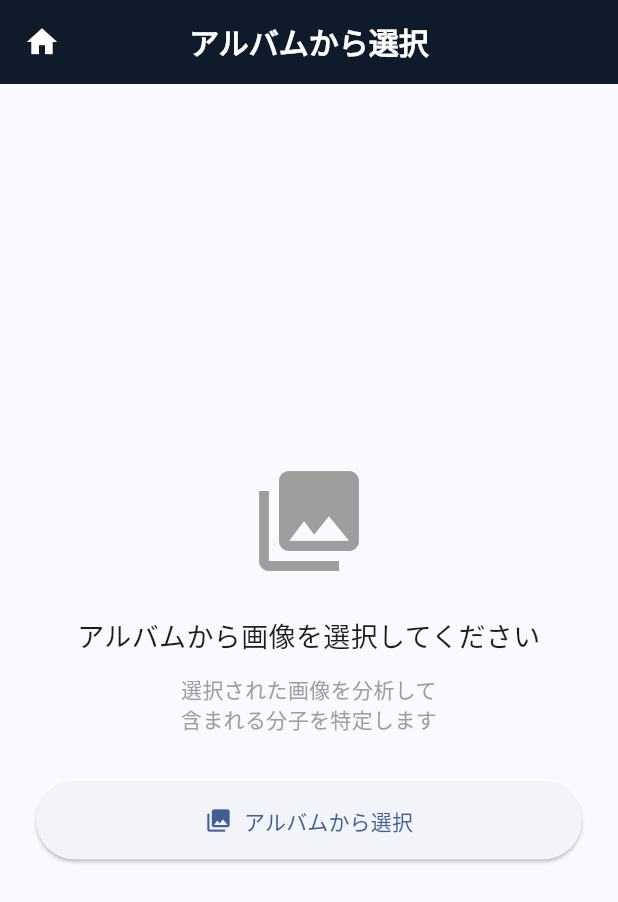
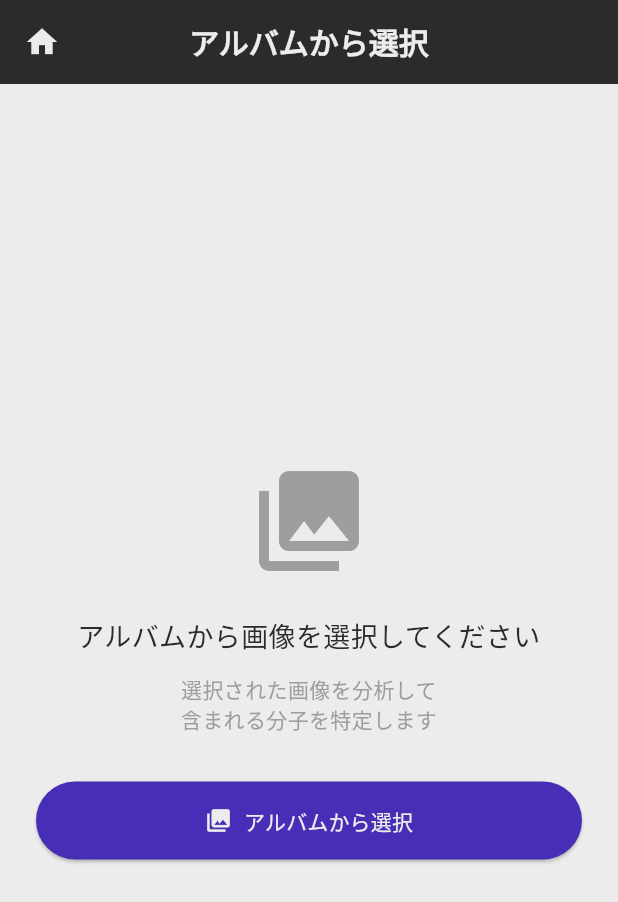
Before and after one commit to otoka34/EGH_2025_ChemiLens, a Flutter app: the screen it shows after launch, after a tap on the "star" icon, after a tap on the "photo library" icon, on a phone screen of 412 x 824 dp. Shown: the top 902 px of the screen. Run offline on Flutter 3.47's test engine with Material 3 defaults, Android fonts, the phone set to English and light mode, and no system bars; our stand-ins replace dio, go_router, image_picker; Roboto replaces fonts that are missing (Noto Serif JP).

Commit message:
feat(common): カラーパレット実装

```diff
--- a/lib/main.dart
+++ b/lib/main.dart
@@ -1,7 +1,9 @@
 // lib/main.dart
 import 'package:flutter/material.dart';
 import 'package:flutter_localizations/flutter_localizations.dart';
+
 import 'routes/app_routes.dart';
+import 'theme/app_colors.dart';
 
 void main() {
   WidgetsFlutterBinding.ensureInitialized();
@@ -18,26 +20,54 @@ class ChemiLensApp extends StatelessWidget {
       debugShowCheckedModeBanner: false,
       theme: ThemeData(
         useMaterial3: true,
-        colorScheme: ColorScheme.fromSeed(seedColor: const Color(0xFF0F1A2B)),
+        colorScheme: ColorScheme.fromSeed(
+          seedColor: AppColors.primary,
+          brightness: Brightness.light,
+          surface: AppColors.surface,
+          onSurface: AppColors.textPrimary,
+          primary: AppColors.primary,
+          onPrimary: AppColors.surface,
+          secondary: AppColors.primaryDark,
+          onSecondary: AppColors.surface,
+          tertiary: AppColors.textSecondary,
+          error: Colors.red,
+          onError: Colors.white,
+        ),
         fontFamily: 'Noto Serif JP',
+        scaffoldBackgroundColor: AppColors.background,
         appBarTheme: const AppBarTheme(
-          backgroundColor: Color(0xFF0F1A2B), // ← ネイビー
-          foregroundColor: Colors.white,
+          backgroundColor: AppColors.primaryDark,
+          foregroundColor: AppColors.surface,
           centerTitle: true,
           elevation: 0,
           titleTextStyle: TextStyle(
             fontFamily: 'Noto Serif JP',
-            color: Colors.white,
+            color: AppColors.surface,
             fontSize: 20,
             fontWeight: FontWeight.w600,
           ),
         ),
-        bottomNavigationBarTheme: const BottomNavigationBarThemeData(
-          backgroundColor: Colors.white,
-          selectedItemColor: Color(0xFF0F1A2B),
-          unselectedItemColor: Colors.black87,
-          showSelectedLabels: false,
-          showUnselectedLabels: false,
+        elevatedButtonTheme: ElevatedButtonThemeData(
+          style: ElevatedButton.styleFrom(
+            backgroundColor: AppColors.primary,
+            foregroundColor: AppColors.surface,
+          ),
+        ),
+        floatingActionButtonTheme: const FloatingActionButtonThemeData(
+          backgroundColor: AppColors.primary,
+          foregroundColor: AppColors.surface,
+        ),
+        dividerTheme: DividerThemeData(
+          color: AppColors.textSecondary.withValues(alpha: 0.2),
+        ),
+        iconTheme: const IconThemeData(color: AppColors.primaryDark),
+        textTheme: const TextTheme(
+          bodyLarge: TextStyle(color: AppColors.textPrimary),
+          bodyMedium: TextStyle(color: AppColors.textPrimary),
+          bodySmall: TextStyle(color: AppColors.textSecondary),
+          titleLarge: TextStyle(color: AppColors.textPrimary),
+          titleMedium: TextStyle(color: AppColors.textPrimary),
+          titleSmall: TextStyle(color: AppColors.textPrimary),
         ),
       ),
       routerConfig: appRouter,
@@ -46,10 +76,7 @@ class ChemiLensApp extends StatelessWidget {
         GlobalWidgetsLocalizations.delegate,
         GlobalCupertinoLocalizations.delegate,
       ],
-      supportedLocales: const [
-        Locale('ja', 'JP'),
-        Locale('en', 'US'),
-      ],
+      supportedLocales: const [Locale('ja', 'JP'), Locale('en', 'US')],
       locale: const Locale('ja', 'JP'),
     );
   }
--- a/lib/screens/collection/widgets/history_item_widget.dart
+++ b/lib/screens/collection/widgets/history_item_widget.dart
@@ -1,6 +1,7 @@
 import 'package:flutter/material.dart';
 import 'package:team_25_app/models/molecule.dart';
 import 'package:team_25_app/screens/services/history_store.dart';
+import 'package:team_25_app/theme/app_colors.dart';
 
 class HistoryItemWidget extends StatelessWidget {
   final HistoryItem item;
@@ -114,7 +115,7 @@ class HistoryItemWidget extends StatelessWidget {
         padding: const EdgeInsets.all(8),
         child: Icon(
           item.isFavorite ? Icons.star : Icons.star_border,
-          color: item.isFavorite ? Colors.blue : Colors.grey,
+          color: item.isFavorite ? AppColors.textSecondary : Colors.grey,
           size: 24,
         ),
       ),
--- /dev/null
+++ b/lib/theme/app_colors.dart
@@ -0,0 +1,39 @@
+import 'package:flutter/material.dart';
+
+class AppColors {
+  // インスタンス化を防ぐためのプライベートコンストラクタ
+  AppColors._();
+
+  // プライマリカラー
+  static const Color color1 = Color(0xFFececed);
+  static const Color color2 = Color(0xFF2a2c2b);
+  static const Color color3 = Color(0xFF482db6);
+  static const Color color4 = Color(0xFFe99c23);
+
+  // 使いやすくするためのセマンティックカラー名
+  static const Color background = color1;
+  static const Color primaryDark = color2;
+  static const Color primary = color3;
+  static const Color textSecondary = color4;
+
+  // 追加のセマンティックカラー
+  static const Color textPrimary = color2;
+  static const Color surface = color1;
+  static const Color accent = color3;
+  static const Color disabled = color4;
+
+  // テーマ用のマテリアルカラースウォッチ
+  static const MaterialColor primarySwatch =
+      MaterialColor(0xFF5D49E9, <int, Color>{
+        50: Color(0xFFECE9FD),
+        100: Color(0xFFD0C8FA),
+        200: Color(0xFFB1A4F7),
+        300: Color(0xFF917FF4),
+        400: Color(0xFF7A64F1),
+        500: Color(0xFF5D49E9),
+        600: Color(0xFF5442E6),
+        700: Color(0xFF4839E3),
+        800: Color(0xFF3D31DF),
+        900: Color(0xFF2B21D9),
+      });
+}
```
